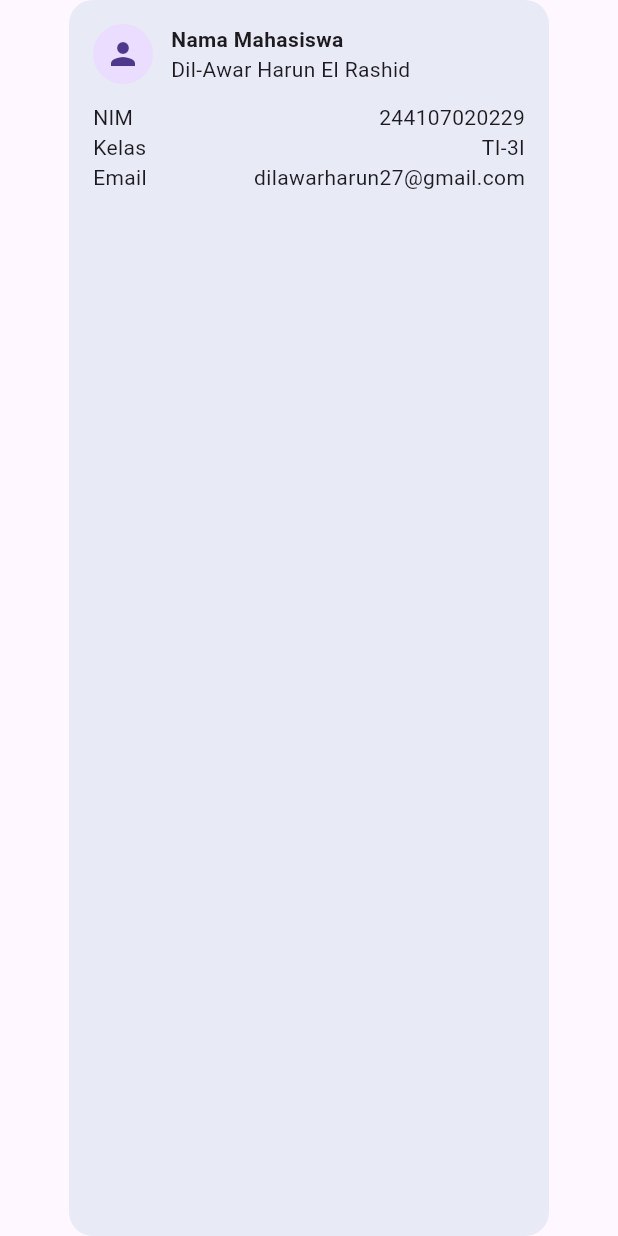
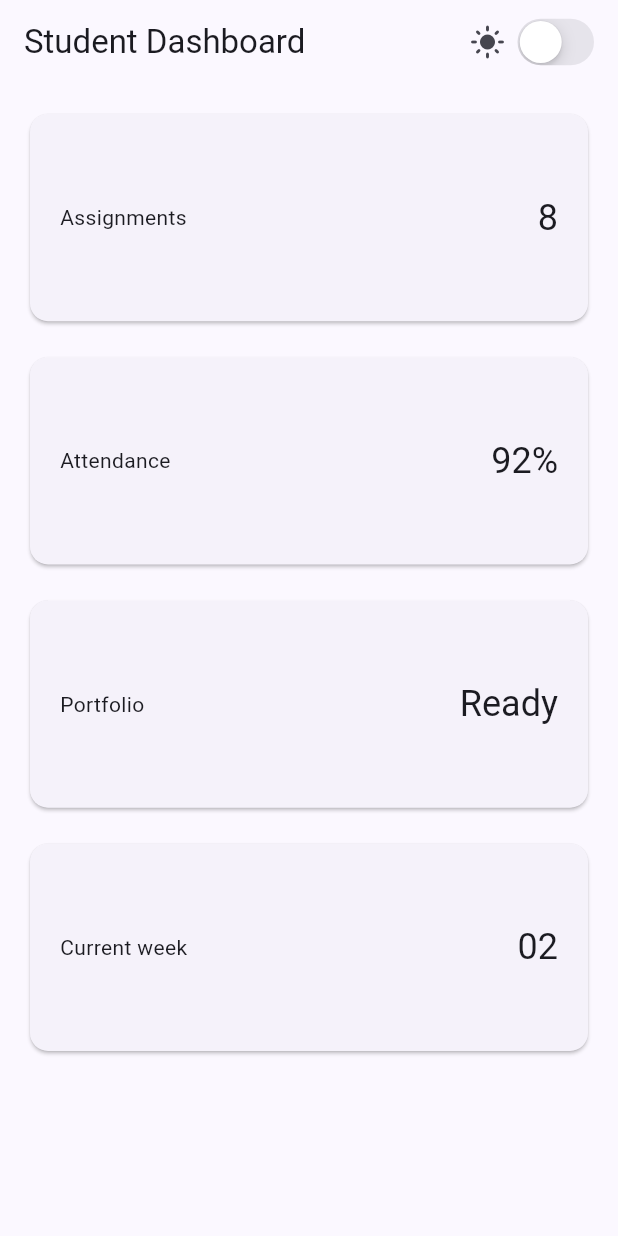
Before and after one commit to diloo11/244107020229-mobile-course, a Flutter app: the screen it shows after launch, on a phone screen of 412 x 824 dp. Run offline on Flutter 3.47's test engine with Material 3 defaults, Android fonts, the phone set to English and light mode, and no system bars.

Commit message:
init practicum 5 dasboard responsive

```diff
--- a/02-week-2-declared-ui-responsive-design/lib/main.dart
+++ b/02-week-2-declared-ui-responsive-design/lib/main.dart
@@ -1,72 +1,119 @@
 import 'package:flutter/material.dart';
+import 'package:flutter/cupertino.dart';
 
-void main() => runApp(const ProfileApp());
+void main() => runApp(const DashboardApp());
 
-class ProfileApp extends StatelessWidget {
-  const ProfileApp({super.key});
+class DashboardApp extends StatefulWidget {
+  const DashboardApp({super.key});
+
+  @override
+  State<DashboardApp> createState() => _DashboardAppState();
+}
+
+class _DashboardAppState extends State<DashboardApp> {
+  bool isDark = false;
 
   @override
   Widget build(BuildContext context) {
-    return const MaterialApp(
+    return MaterialApp(
       debugShowCheckedModeBanner: false,
-      home: Scaffold(body: Center(child: ProfileCard())),
+      theme: ThemeData(useMaterial3: true, colorSchemeSeed: Colors.indigo),
+      darkTheme: ThemeData(
+        useMaterial3: true,
+        brightness: Brightness.dark,
+        colorSchemeSeed: Colors.indigo,
+      ),
+      themeMode: isDark ? ThemeMode.dark : ThemeMode.light,
+      home: DashboardPage(
+        isDark: isDark,
+        onDarkChanged: (value) => setState(() => isDark = value),
+      ),
     );
   }
 }
 
-class ProfileCard extends StatelessWidget {
-  const ProfileCard({super.key});
+class DashboardPage extends StatelessWidget {
+  const DashboardPage({
+    required this.isDark,
+    required this.onDarkChanged,
+    super.key,
+  });
+  final bool isDark;
+  final ValueChanged<bool> onDarkChanged;
 
   @override
   Widget build(BuildContext context) {
-    return Container(
-      width: 320,
-      padding: const EdgeInsets.all(16),
-      decoration: BoxDecoration(
-        color: Colors.indigo.shade50,
-        borderRadius: BorderRadius.circular(16),
-      ),
-      child: Column(
-        mainAxisSize: MainAxisSize.max,
-        children: [
+    return Scaffold(
+      appBar: AppBar(
+        title: const Text('Student Dashboard'),
+        actions: [
           Row(
             children: [
-              const CircleAvatar(child: Icon(Icons.person)),
+              Icon(isDark ? Icons.dark_mode : Icons.light_mode),
+              const SizedBox(width: 4),
+              Semantics(
+                label: 'Ganti mode tema',
+                toggled: isDark,
+                child: CupertinoSwitch(value: isDark, onChanged: onDarkChanged),
+              ),
               const SizedBox(width: 12),
+            ],
+          ),
+        ],
+      ),
+      body: LayoutBuilder(
+        builder: (context, constraints) {
+          final columns = constraints.maxWidth >= 700 ? 2 : 1;
+          return GridView.count(
+            padding: const EdgeInsets.all(16),
+            crossAxisCount: columns,
+            crossAxisSpacing: 16,
+            mainAxisSpacing: 16,
+            childAspectRatio: 2.6,
+            children: const [
+              DashboardCard(title: 'Assignments', value: '8'),
+              DashboardCard(title: 'Attendance', value: '92%'),
+              DashboardCard(title: 'Portfolio', value: 'Ready'),
+              DashboardCard(title: 'Current week', value: '02'),
+            ],
+          );
+        },
+      ),
+    );
+  }
+}
+
+class DashboardCard extends StatelessWidget {
+  const DashboardCard({required this.title, required this.value, super.key});
+  final String title;
+  final String value;
+
+  @override
+  Widget build(BuildContext context) {
+    return Card(
+      child: Semantics(
+        label: '$title: $value', // Dibaca screen reader utuh, misal: "Assignments: 8"
+        container: true, // Menyatukan seluruh isi card ke satu fokus suara
+        child: Padding(
+          padding: const EdgeInsets.all(20),
+          child: Row(
+            children: [
               Expanded(
-                child: Column(
-                  crossAxisAlignment: CrossAxisAlignment.start,
-                  children: const [
-                    Text(
-                      'Nama Mahasiswa',
-                      style: TextStyle(fontWeight: FontWeight.bold),
-                    ),
-                    Text('Dil-Awar Harun El Rashid'),
-                  ],
+                child: ExcludeSemantics(
+                  // Mencegah judul dibaca dua kali
+                  child: Text(title),
+                ),
+              ),
+              ExcludeSemantics(
+                // Mencegah nilai dibaca dua kali
+                child: Text(
+                  value,
+                  style: Theme.of(context).textTheme.headlineSmall,
                 ),
               ),
             ],
           ),
-          const SizedBox(height: 12),
-          const Row(
-            children: [
-              Expanded(child: Text('NIM')),
-              Text('244107020229'),
-            ],
-          ),
-          const Row(
-            children: [
-              Expanded(child: Text('Kelas')),
-              Text('TI-3I'),
-            ],
-          ),
-          const Row(
-            children: [
-              Expanded(child: Text('Email')),
-              Text('dilawarharun27@gmail.com'),
-            ],
-          )
-        ],
+        ),
       ),
     );
   }
```
Also changed, not shown: 10 other files.
